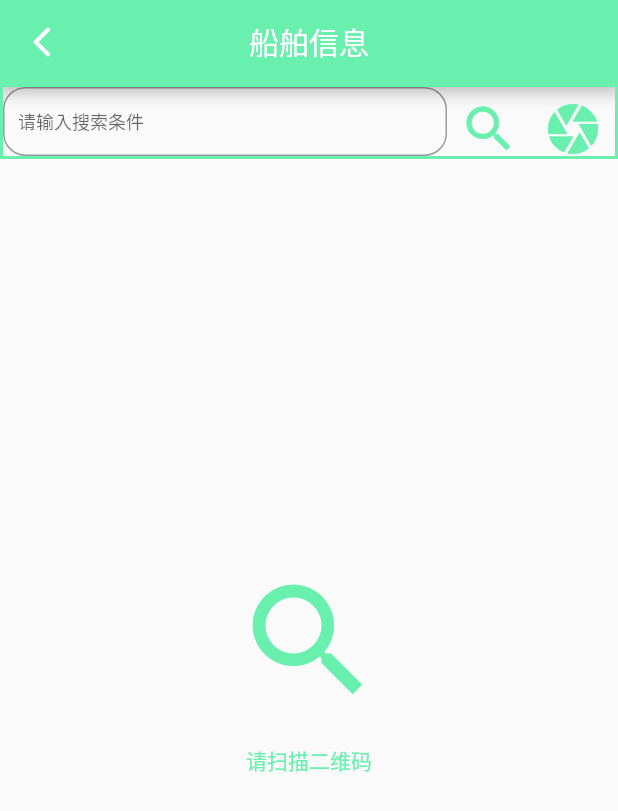
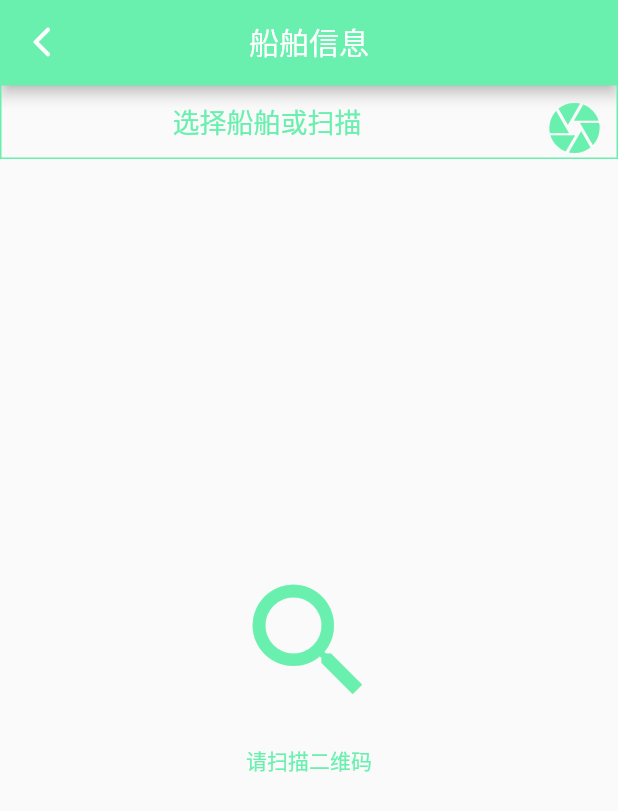
Before and after one commit to xuguobing3317/marine_app_new, a Flutter app: the BoatQuery screen opened directly, on a phone screen of 412 x 824 dp. Shown: the top 811 px of the screen. Run offline on Flutter 3.47's test engine with Material 2 defaults, Android fonts, the phone set to English and light mode, and no system bars; our stand-ins replace dio, event_bus, flutter_datetime_picker, flutter_spinkit, flutter_swiper, fluttertoast and 2 more; missing offline and left inert: barcode_scan, flutter_picker, flutter_webview_plugin, pulltorefresh_flutter; accounts and stored records are empty.

Commit message:
bug修复

```diff
--- a/lib/busi/BoatQuery.dart
+++ b/lib/busi/BoatQuery.dart
@@ -14,6 +14,7 @@ import 'package:marine_app/common/AppConst.dart';
 import 'package:http/http.dart' as http;
 import 'dart:convert';
 import 'package:marine_app/common/SqlUtils.dart' as DBUtil;
+import 'BoatList.dart';
 
 class BoatQuery extends StatefulWidget {
   @override
@@ -159,7 +160,7 @@ class BoatQueryPageState extends State<BoatQuery> {
               title: Text('船舶信息'),
               backgroundColor: Colors.greenAccent,
             ),
-            search()
+            search(context)
           ],
         ),
       ),
@@ -335,42 +336,24 @@ class BoatQueryPageState extends State<BoatQuery> {
     );
   }
 
-  Widget search() {
+  Widget search(BuildContext context) {
     return new Container(
       decoration: new BoxDecoration(
-        border: new Border.all(width: 2.0, color: Colors.greenAccent),
+        border: new Border.all(width: 1.0, color: Colors.greenAccent),
       ),
       height: 50.0,
       child: new Row(
         mainAxisAlignment: MainAxisAlignment.spaceEvenly,
         children: <Widget>[
           Expanded(
+            child: new InkWell(
+             onTap: (){doGetBoat(context);},
             child: new Container(
               alignment: Alignment.center,
-              child: TextField(
-                controller: boatController,
-                onChanged: (word) => barcode = word,
-                style: new TextStyle(fontSize: 15.0, color: Colors.black),
-                decoration: new InputDecoration(
-                  contentPadding: EdgeInsets.all(10.0),
-                  hintText: '请输入搜索条件 ',
-                  border: OutlineInputBorder(
-                    borderRadius: BorderRadius.circular(15.0),
-                  ),
-                  labelStyle:
-                      TextStyle(fontWeight: FontWeight.w700, fontSize: 13.0),
-                  hintStyle: TextStyle(fontSize: 12.0),
-                ),
-              ),
-            ),
-          ),
-          new Container(
-            child: IconButton(
-              icon: Icon(Icons.search),
-              iconSize: 40.0,
-              onPressed: getData,
-              color: Colors.greenAccent,
-            ),
+              child: Text(
+                (null==barcode || barcode.isEmpty)? '选择船舶或扫描':'$barcode'
+                ,style: new TextStyle(fontSize: 18.0, color: Colors.greenAccent),),
+            )),
           ),
           new Container(
             child: IconButton(
@@ -385,10 +368,37 @@ class BoatQueryPageState extends State<BoatQuery> {
     );
   }
 
+
+  Future<void> doGetBoat(BuildContext context) async {
+    await _getBoat(context).then((flag) {
+      getData();
+    });
+  }
+
+
   Future<void> doScanCode() async {
     await scanCode().then((flag) {
       getData();
     });
+  }
+
+  Widget _addBoat(BuildContext context) {
+    return IconButton(
+      icon: Icon(
+        Icons.add_circle,
+        size: 40.0,
+        color: Colors.greenAccent,
+      ),
+      onPressed: (){_getBoat(context);},
+    );
+  }
+
+  Future<void> _getBoat(BuildContext context) async {
+    var boatNo = await Navigator.push(context,
+        new MaterialPageRoute(builder: (context) => new BoatList()));
+        setState(() {
+          barcode = boatNo;
+        });
   }
 
   Future<bool> scanCode() async {
```
Also changed, not shown: lib/busi/BoatAnalyse.dart (+28 -19 lines), lib/busi/RecoverAnalyse.dart (+51 -2 lines), lib/busi/RecoverListPageNew.dart (+64 -2 lines), lib/busi/RecoverPage.dart (+49 -22 lines).
